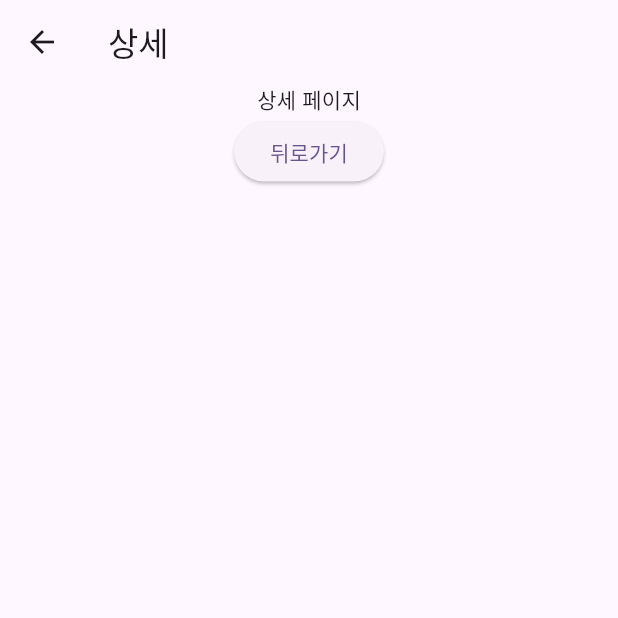
After one commit to msh-94/tj2025_app, a Flutter app: the DetailPage screen opened directly, on a phone screen of 412 x 824 dp, the top half of it. The commit adds this screen. Run offline on Flutter 3.47's test engine with Material 3 defaults, Android fonts, the phone set to English and light mode, and no system bars; our stand-ins replace dio.

Commit message:
페이지전환 뒤로가기

```diff
--- a/lib/example/day04/main.dart
+++ b/lib/example/day04/main.dart
@@ -1,8 +1,11 @@
 // lib/example/day04/main.dart
 
 import 'package:flutter/material.dart';
+import 'package:tj2025_app/example/day04/pages/DetailPage.dart';
 import 'package:tj2025_app/example/day04/pages/HomePage.dart';
+import 'package:tj2025_app/example/day04/pages/InfoPage.dart';
 import 'package:tj2025_app/example/day04/pages/MainPage.dart';
+import 'package:tj2025_app/example/day04/pages/SettingPage.dart';
 
 void main(){ // 프로그램 실행 시작점
   runApp( MyApp() ); // runApp() 플러터 앱을 시작하는 함수
@@ -20,6 +23,9 @@
       routes: { // 경로 와 해당 위젯을 연결하는 MAP 형식
         "/" : (context) => MainPage(),
         "/home" : (context) => HomePage() , // 다른 파일의 위젯 import
+        "/info" : (context) => InfoPage() ,
+        "/setting" : (context) => SettingPage() ,
+        "/detail" : (context) => DetailPage() ,
       },
     );
   }
--- /dev/null
+++ b/lib/example/day04/pages/DetailPage.dart
@@ -0,0 +1,24 @@
+// lib/example/day04/pages/DetailPage.dart
+
+import 'package:flutter/material.dart';
+
+class DetailPage extends StatelessWidget{
+  @override
+  Widget build(BuildContext context) {
+    return Scaffold(
+      appBar: AppBar( title: Text("상세"),),
+      body: Center(
+        child: Column(
+          children: [
+            Text("상세 페이지"),
+            ElevatedButton(
+                onPressed: (){
+                  Navigator.pop(context);
+                },
+                child: Text("뒤로가기"))
+          ],
+        ),
+      ),
+    );
+  }// f end
+}// class end
--- a/lib/example/day04/pages/MainPage.dart
+++ b/lib/example/day04/pages/MainPage.dart
@@ -1,7 +1,10 @@
 // lib/example/day04/pages/MainPage.dart
 
 import 'package:flutter/material.dart';
+import 'package:tj2025_app/example/day04/pages/DetailPage.dart';
 import 'package:tj2025_app/example/day04/pages/HomePage.dart';
+import 'package:tj2025_app/example/day04/pages/InfoPage.dart';
+import 'package:tj2025_app/example/day04/pages/SettingPage.dart';
 
 class MainPage extends StatefulWidget{
   MainPageState createState() => MainPageState();
@@ -11,6 +14,8 @@
   int currentPageIndex = 0; // 현재 화면에 보이는 페이지 (인덱스) 번호
   dynamic pages = [ // vs List<Widget> pages = [];
     HomePage() , // 인덱스 0 -> 홈 페이지
+    InfoPage() , // 인덱스 1 -> 정보 페이지
+    SettingPage() , // 인덱스 2 -> 설정 페이지
   ];
   @override
   Widget build(BuildContext context) {
@@ -22,7 +27,9 @@
           onTap: (index){ setState(() { currentPageIndex = index; });} , // 바텀메뉴 중 하나의 탭 눌렀을때
           items: [ // 바텀메뉴에 들어갈 버튼들
             BottomNavigationBarItem( icon: Icon(Icons.home_outlined) , label: "홈") , // 0번
+            BottomNavigationBarItem(icon: Icon(Icons.info, size: 30,),label: "정보") , // 1번
+            BottomNavigationBarItem(icon: Icon(Icons.settings , color: Colors.red,) , label: "설정"),
           ]) ,
     );
-  }
+  }// f end
 }// class end
```
Also changed, not shown: lib/example/day04/pages/HomePage.dart (+6 -4 lines), lib/example/day04/pages/InfoPage.dart (added, +14 -0 lines), lib/example/day04/pages/SettingPage.dart (added, +13 -0 lines).
